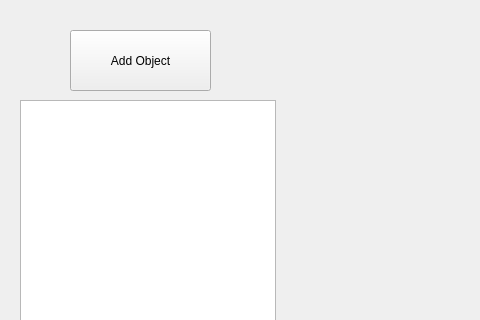
Old version of the form interface/editscene.ui in the repository ebouther/RT; both pictures show x 0 to 480 and y 0 to 320 of the 867 by 853 pixel window.
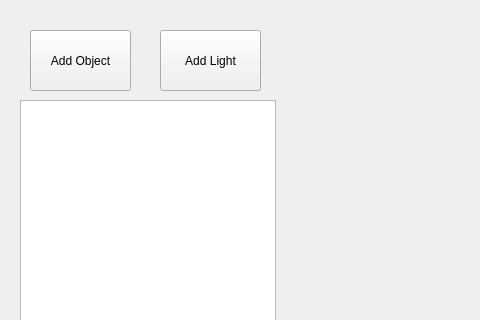
New version of the form.

What changed in the file:
```diff
--- a/interface/editscene.ui
+++ b/interface/editscene.ui
@@ -42,9 +42,9 @@
   <widget class="QPushButton" name="add_object">
    <property name="geometry">
     <rect>
-     <x>70</x>
+     <x>30</x>
      <y>30</y>
-     <width>141</width>
+     <width>101</width>
      <height>61</height>
     </rect>
    </property>
@@ -62,6 +62,19 @@
     </rect>
    </property>
   </widget>
+  <widget class="QPushButton" name="add_light">
+   <property name="geometry">
+    <rect>
+     <x>160</x>
+     <y>30</y>
+     <width>101</width>
+     <height>61</height>
+    </rect>
+   </property>
+   <property name="text">
+    <string>Add Light</string>
+   </property>
+  </widget>
  </widget>
  <resources/>
  <connections/>
```
